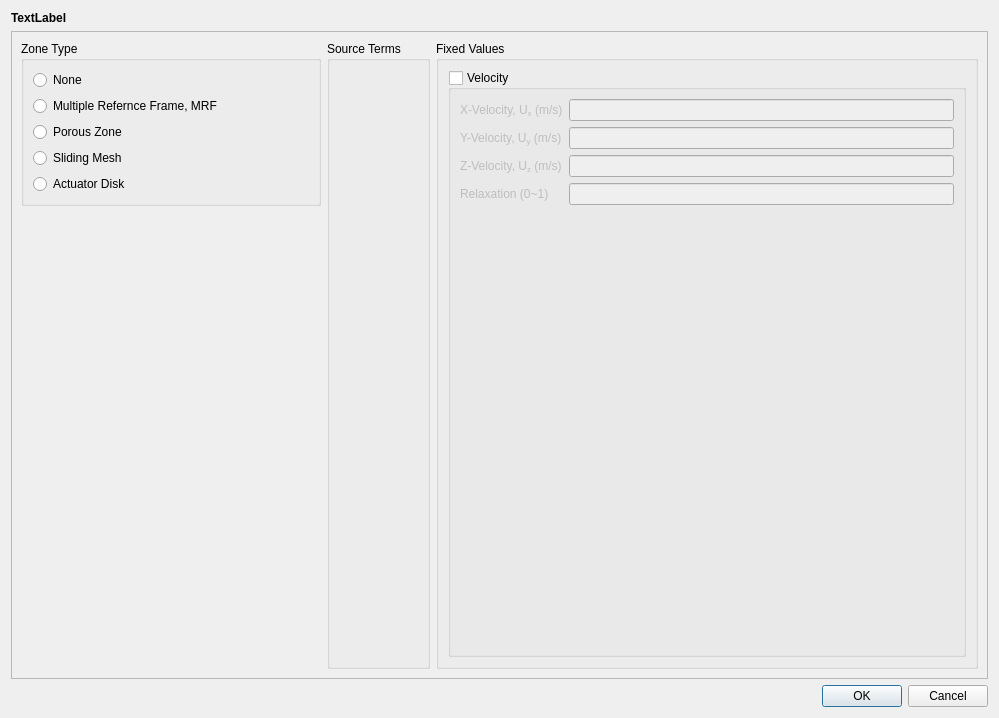
Qt form baramFlow/view/setup/cell_zone_conditions/cell_zone_condition_dialog.ui (nextfoam/baram) before a commit.
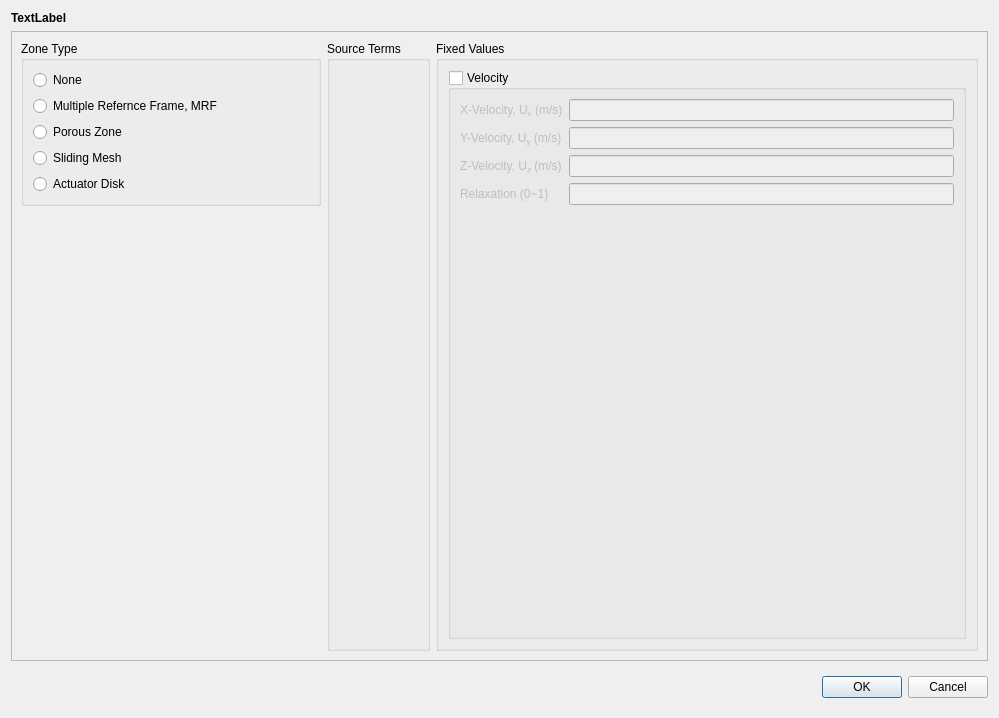
The same form after that commit.

```diff
--- a/baramFlow/view/setup/cell_zone_conditions/cell_zone_condition_dialog.ui
+++ b/baramFlow/view/setup/cell_zone_conditions/cell_zone_condition_dialog.ui
@@ -43,7 +43,7 @@
         <x>0</x>
         <y>0</y>
         <width>979</width>
-        <height>646</height>
+        <height>628</height>
        </rect>
       </property>
       <layout class="QHBoxLayout" name="horizontalLayout_5">
@@ -268,13 +268,39 @@
     </widget>
    </item>
    <item>
-    <widget class="QDialogButtonBox" name="buttonBox">
-     <property name="orientation">
-      <enum>Qt::Horizontal</enum>
-     </property>
-     <property name="standardButtons">
-      <set>QDialogButtonBox::Cancel|QDialogButtonBox::Ok</set>
-     </property>
+    <widget class="QWidget" name="widget_4" native="true">
+     <layout class="QHBoxLayout" name="horizontalLayout_3">
+      <property name="rightMargin">
+       <number>0</number>
+      </property>
+      <item>
+       <spacer name="horizontalSpacer_2">
+        <property name="orientation">
+         <enum>Qt::Horizontal</enum>
+        </property>
+        <property name="sizeHint" stdset="0">
+         <size>
+          <width>208</width>
+          <height>20</height>
+         </size>
+        </property>
+       </spacer>
+      </item>
+      <item>
+       <widget class="QPushButton" name="ok">
+        <property name="text">
+         <string>OK</string>
+        </property>
+       </widget>
+      </item>
+      <item>
+       <widget class="QPushButton" name="cancel">
+        <property name="text">
+         <string>Cancel</string>
+        </property>
+       </widget>
+      </item>
+     </layout>
     </widget>
    </item>
   </layout>
```
Left out of the diff: 28 changed lines with no effect on the pictures.
